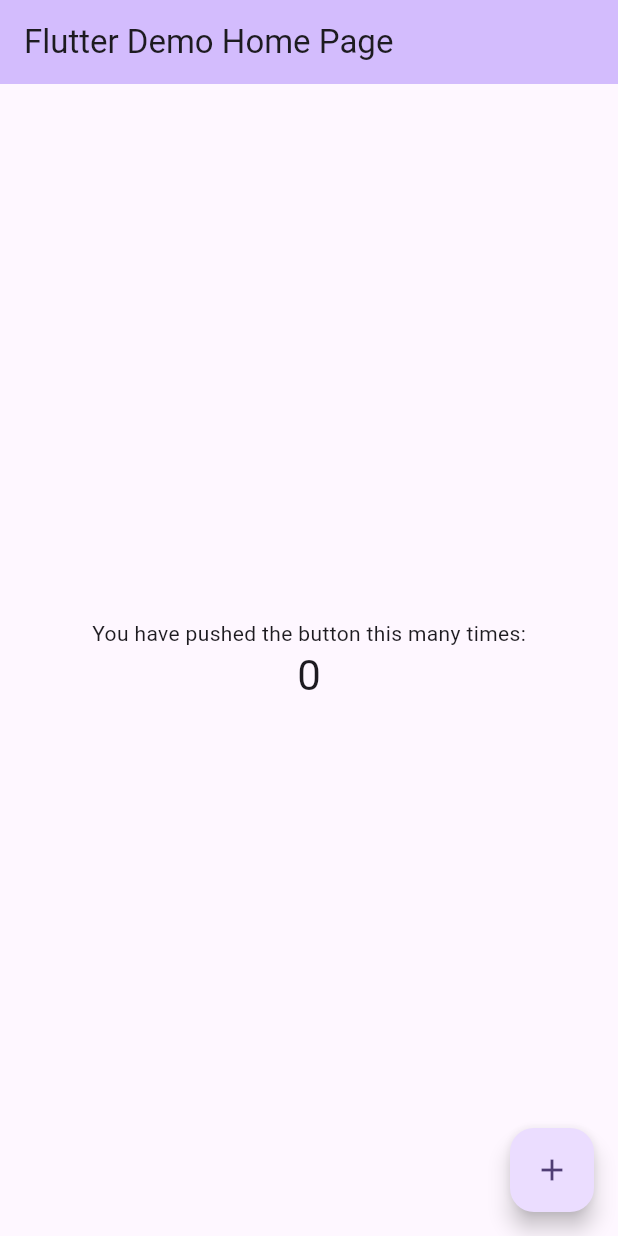
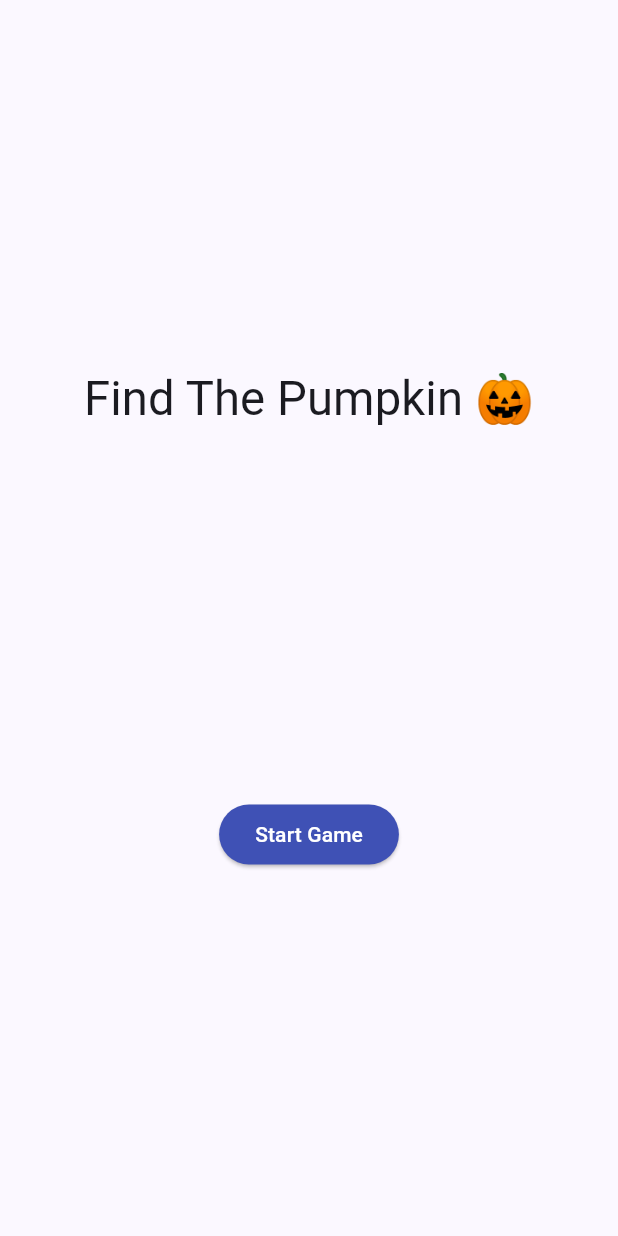
Before and after one commit to silvershade1337/findthepumpkin, a Flutter app: the screen it shows after launch, on a phone screen of 412 x 824 dp. Run offline on Flutter 3.47's test engine with Material 2 defaults, Android fonts, the light colour scheme and no system bars.

Commit message:
Add game logic and UI

```diff
--- a/lib/main.dart
+++ b/lib/main.dart
@@ -1,4 +1,23 @@
+import 'dart:async';
+import 'dart:math';
+
 import 'package:flutter/material.dart';
+
+
+String pumpkin = "🎃", skull = "💀", ref = "🔵", life = "❤️";
+
+void offsetList(List list, int offset) {
+  if(offset > 0) {
+    for (var i = 0; i < offset; i++) {
+      list.insert(0, list.removeLast());
+    }
+  }
+  else if (offset <0) {
+    for (var i = 0; i < -offset; i++) {
+      list.add(list.removeAt(0));
+    }
+  }
+}
 
 void main() {
   runApp(const MyApp());
@@ -13,22 +32,7 @@
     return MaterialApp(
       title: 'Flutter Demo',
       theme: ThemeData(
-        // This is the theme of your application.
-        //
-        // TRY THIS: Try running your application with "flutter run". You'll see
-        // the application has a blue toolbar. Then, without quitting the app,
-        // try changing the seedColor in the colorScheme below to Colors.green
-        // and then invoke "hot reload" (save your changes or press the "hot
-        // reload" button in a Flutter-supported IDE, or press "r" if you used
-        // the command line to start the app).
-        //
-        // Notice that the counter didn't reset back to zero; the application
-        // state is not lost during the reload. To reset the state, use hot
-        // restart instead.
-        //
-        // This works for code too, not just values: Most code changes can be
-        // tested with just a hot reload.
-        colorScheme: ColorScheme.fromSeed(seedColor: Colors.deepPurple),
+        colorScheme: ColorScheme.fromSeed(seedColor: Colors.indigo),
         useMaterial3: true,
       ),
       home: const MyHomePage(title: 'Flutter Demo Home Page'),
@@ -38,16 +42,6 @@
 
 class MyHomePage extends StatefulWidget {
   const MyHomePage({super.key, required this.title});
-
-  // This widget is the home page of your application. It is stateful, meaning
-  // that it has a State object (defined below) that contains fields that affect
-  // how it looks.
-
-  // This class is the configuration for the state. It holds the values (in this
-  // case the title) provided by the parent (in this case the App widget) and
-  // used by the build method of the State. Fields in a Widget subclass are
-  // always marked "final".
-
   final String title;
 
   @override
@@ -55,71 +49,145 @@
 }
 
 class _MyHomePageState extends State<MyHomePage> {
-  int _counter = 0;
+  int score = 0;
+  bool gamestarted = false;
+  bool gameover = false;
+  int lives = 3;
+  bool userCanSelect = false;
+  List<String> items = List.filled(6, skull, growable: true);
+  List<String> hiddenitems = List.filled(6, "", growable: true);
+  String abtitle = "";
 
   void _incrementCounter() {
     setState(() {
-      // This call to setState tells the Flutter framework that something has
-      // changed in this State, which causes it to rerun the build method below
-      // so that the display can reflect the updated values. If we changed
-      // _counter without calling setState(), then the build method would not be
-      // called again, and so nothing would appear to happen.
-      _counter++;
+      score++;
     });
+  }
+  Future<void> newGame() async {
+    score = 0;
+    gamestarted = true;
+    gameover = false;
+    lives = 3;
+  }
+  Future<void> nextGame() async {
+    userCanSelect = false;
+    if (lives <= 0){
+      gameover = true;
+      setState(() {
+
+      });
+      return;
+    }
+    items = List.filled(6, skull, growable: true);
+    hiddenitems = List.filled(6, "", growable: true);
+    int ppos = Random().nextInt(6);
+    int rpos = 0;
+    do {
+      rpos = Random().nextInt(6);
+    } while (rpos == ppos);
+    items[ppos] = pumpkin;
+    items[rpos] = ref;
+    hiddenitems[rpos] = ref;
+    gamestarted = true;
+    setState(() {
+
+    });
+    await Future.delayed(
+      Duration(seconds: 5)
+    );
+
+    userCanSelect = true;
+    await Future.delayed(
+      Duration(seconds: 2)
+    );
+
+    int offset = Random().nextInt(3) + 1;
+    offsetList(items, offset);
+    offsetList(hiddenitems, offset);
+    userCanSelect = true;
+
+    setState(() {
+
+    });
+    await Future.delayed(
+      Duration(seconds: 5),
+      () {
+        if (userCanSelect) {
+          lives--;
+          nextGame();
+        }
+      },
+    );
   }
 
   @override
   Widget build(BuildContext context) {
-    // This method is rerun every time setState is called, for instance as done
-    // by the _incrementCounter method above.
-    //
-    // The Flutter framework has been optimized to make rerunning build methods
-    // fast, so that you can just rebuild anything that needs updating rather
-    // than having to individually change instances of widgets.
     return Scaffold(
-      appBar: AppBar(
-        // TRY THIS: Try changing the color here to a specific color (to
-        // Colors.amber, perhaps?) and trigger a hot reload to see the AppBar
-        // change color while the other colors stay the same.
-        backgroundColor: Theme.of(context).colorScheme.inversePrimary,
-        // Here we take the value from the MyHomePage object that was created by
-        // the App.build method, and use it to set our appbar title.
-        title: Text(widget.title),
-      ),
-      body: Center(
-        // Center is a layout widget. It takes a single child and positions it
-        // in the middle of the parent.
+      appBar: gamestarted? AppBar(
+        title: Text(abtitle),
+      ):null,
+      body: gamestarted && !gameover? Center(
         child: Column(
-          // Column is also a layout widget. It takes a list of children and
-          // arranges them vertically. By default, it sizes itself to fit its
-          // children horizontally, and tries to be as tall as its parent.
-          //
-          // Column has various properties to control how it sizes itself and
-          // how it positions its children. Here we use mainAxisAlignment to
-          // center the children vertically; the main axis here is the vertical
-          // axis because Columns are vertical (the cross axis would be
-          // horizontal).
-          //
-          // TRY THIS: Invoke "debug painting" (choose the "Toggle Debug Paint"
-          // action in the IDE, or press "p" in the console), to see the
-          // wireframe for each widget.
           mainAxisAlignment: MainAxisAlignment.center,
           children: <Widget>[
-            const Text(
-              'You have pushed the button this many times:',
+            Container(
+              width: 400,
+              height: 600,
+              child: GridView.count(
+                crossAxisCount: 2,
+                children: items.map(
+                  (item) => Center(
+                    child: SizedBox(
+                      width: 80,
+                      height: 80,
+                      child: ElevatedButton(
+                        onPressed: userCanSelect? () {
+                          if (item == skull) {
+                            lives --;
+                            nextGame();
+                          }
+                          else if (item == pumpkin) {
+                            score += 10;
+                            nextGame();
+                          }
+                        } : null,
+                        child: Text(!userCanSelect || item ==ref? item : "", style: TextStyle(fontSize: 25),)
+                      ),
+                    ),
+                  )
+                ).toList(),
+              ),
             ),
-            Text(
-              '$_counter',
-              style: Theme.of(context).textTheme.headlineMedium,
-            ),
+            Text("Score: "+score.toString() + "  Lives: "+lives.toString(), style: Theme.of(context).textTheme.headlineMedium),
+
           ],
         ),
+      )
+      :
+      Center(
+        child: ConstrainedBox(
+          constraints: BoxConstraints(maxWidth: 300),
+          child: Column(
+            mainAxisAlignment: MainAxisAlignment.spaceEvenly,
+            children: <Widget>[
+              FittedBox(
+                child: Text(
+                  gameover? 'Game Over '+skull : 'Find The Pumpkin 🎃',
+                  style: TextStyle(
+                    fontSize: 200
+                  ),
+                ),
+              ),
+              ElevatedButton(onPressed: () async {
+                await newGame();
+                nextGame();
+              }, child: Text(gameover? "Play Again":"Start Game"),
+                style: ElevatedButton.styleFrom(backgroundColor: Colors.indigo, foregroundColor: Colors.white),
+              ),
+            ],
+          ),
+        ),
       ),
-      floatingActionButton: FloatingActionButton(
-        onPressed: _incrementCounter,
-        tooltip: 'Increment',
-        child: const Icon(Icons.add),
-      ), // This trailing comma makes auto-formatting nicer for build methods.
     );
   }
 }
```
